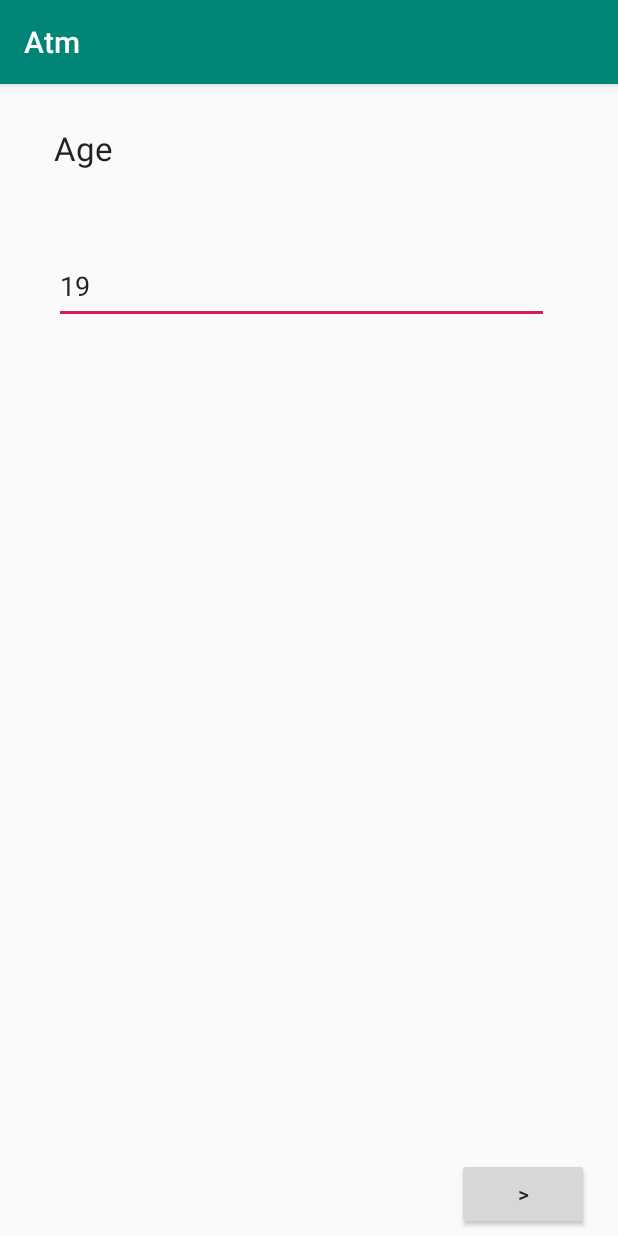
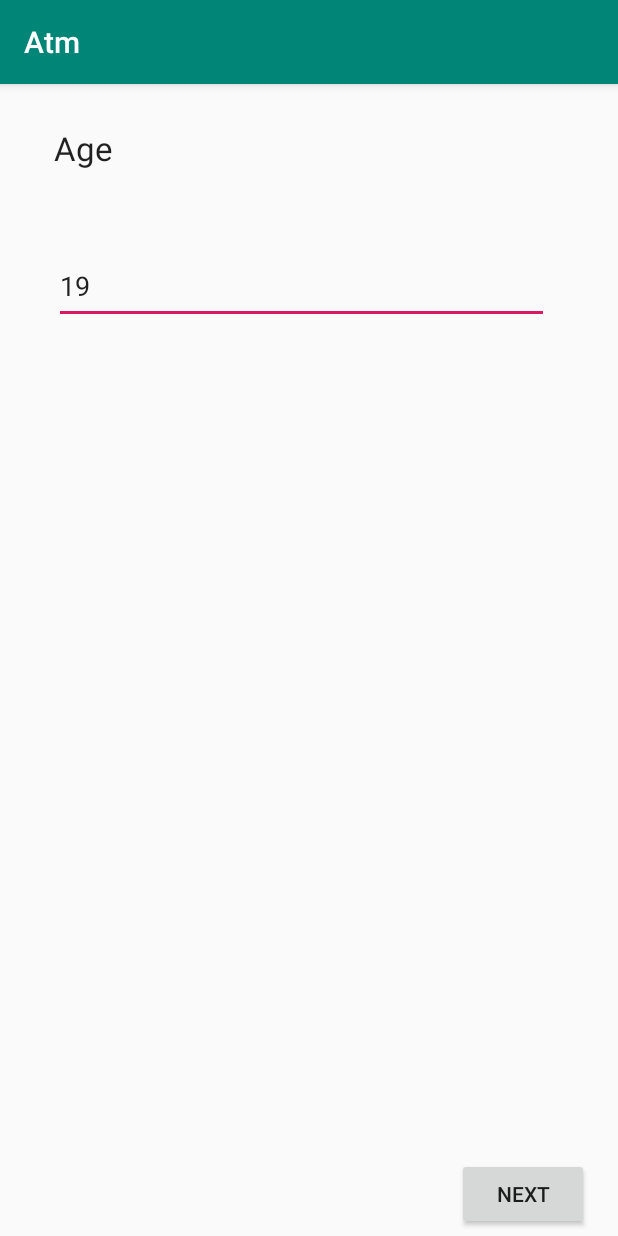
Before and after one commit to tt8871720/ATM, an Android app: the AgeActivity screen opened directly, with no data from a screen before it, on a phone screen of 412 x 824 dp. Run offline under Robolectric (Android 15) with nearby library versions, the phone set to English and light mode, and no system bars.

Commit message:
single claer || single top

```diff
--- a/app/src/main/java/com/two/atm/GenderActivity.java
+++ b/app/src/main/java/com/two/atm/GenderActivity.java
@@ -24,6 +24,8 @@ public class GenderActivity extends AppCompatActivity {
                 .apply();
         Intent main = new Intent(this , MainActivity.class);
         setResult(RESULT_OK);
+        // single clear 刪除面的Activity
+        // single top 回到指定的Activity而非重新建立一個刪除前面的
         main.addFlags(Intent.FLAG_ACTIVITY_CLEAR_TOP | Intent.FLAG_ACTIVITY_SINGLE_TOP);
         startActivity(main);
     }
--- a/app/src/main/res/layout/activity_age.xml
+++ b/app/src/main/res/layout/activity_age.xml
@@ -33,13 +33,13 @@
         android:id="@+id/button5"
         android:layout_width="wrap_content"
         android:layout_height="wrap_content"
+        android:layout_marginBottom="4dp"
+        android:layout_marginEnd="8dp"
+        android:layout_marginLeft="8dp"
+        android:layout_marginRight="8dp"
         android:layout_marginStart="8dp"
-        android:layout_marginLeft="8dp"
-        android:layout_marginEnd="8dp"
-        android:layout_marginRight="8dp"
-        android:layout_marginBottom="4dp"
         android:onClick="next"
-        android:text=">"
+        android:text="next"
         app:layout_constraintBottom_toBottomOf="parent"
         app:layout_constraintEnd_toEndOf="parent"
         app:layout_constraintHorizontal_bias="0.964"
--- a/app/src/main/res/layout/activity_gender.xml
+++ b/app/src/main/res/layout/activity_gender.xml
@@ -39,7 +39,7 @@
         android:layout_marginRight="8dp"
         android:layout_marginStart="8dp"
         android:onClick="next"
-        android:text=">"
+        android:text="next"
         app:layout_constraintBottom_toBottomOf="parent"
         app:layout_constraintEnd_toEndOf="parent"
         app:layout_constraintHorizontal_bias="0.921"
--- a/app/src/main/res/layout/activity_nickname.xml
+++ b/app/src/main/res/layout/activity_nickname.xml
@@ -47,7 +47,7 @@
         android:layout_marginRight="8dp"
         android:layout_marginStart="8dp"
         android:onClick="next"
-        android:text=">"
+        android:text="next"
         app:layout_constraintBottom_toBottomOf="parent"
         app:layout_constraintEnd_toEndOf="parent"
         app:layout_constraintHorizontal_bias="0.971"
```
Also changed, not shown: app/src/main/java/com/two/atm/MainActivity.java (+12 -7 lines).
